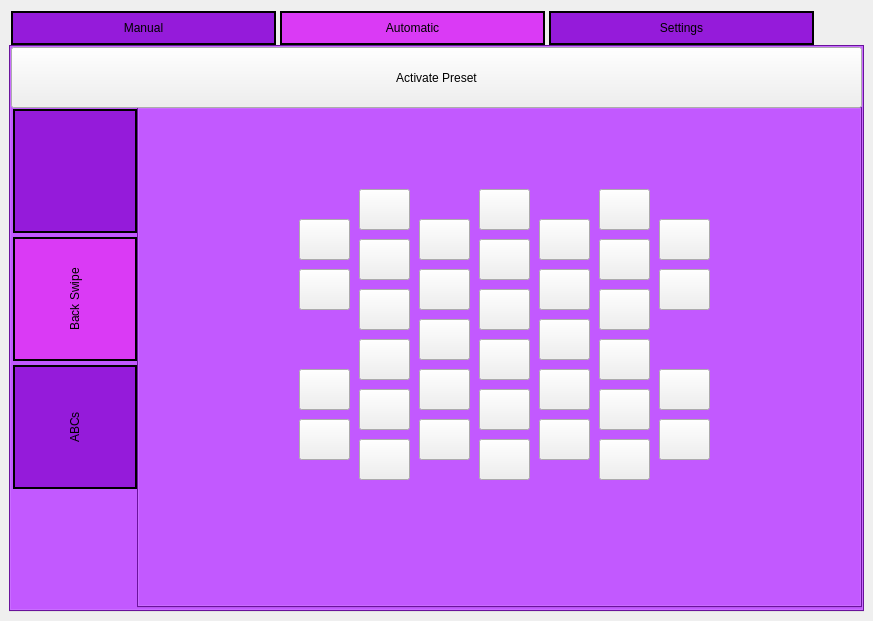
rschloen/haptic_vr, file GUI/vr_gui_layout.ui: the form before one commit.
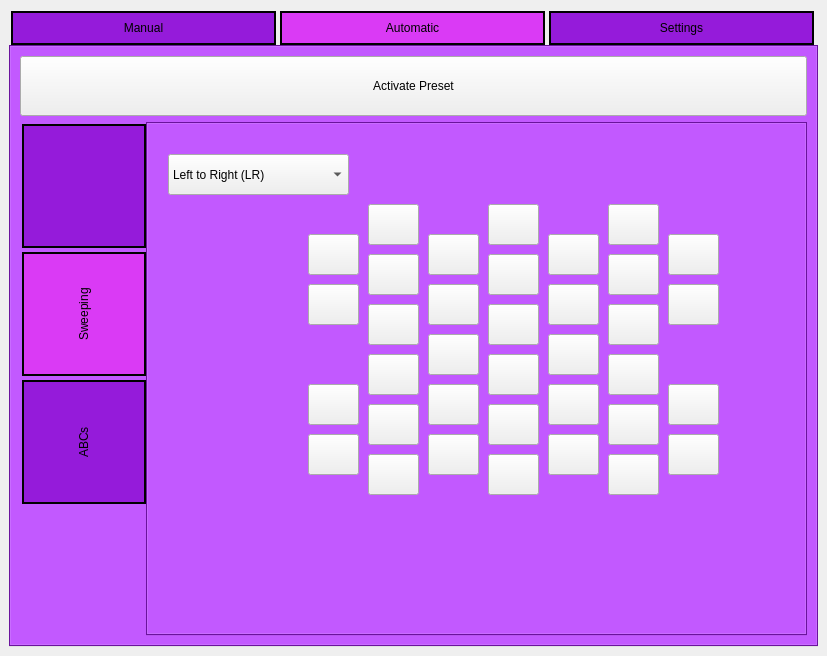
The form after the commit. The open tabs and pages were chosen to show the change. Icons and pictures are not drawn.

Commit message:
Added combobox to sweeping preset tab
Moved alls to GUI items out of VR_NFC and into vr_gui to since library
may not always be used with gui.

```diff
--- a/GUI/vr_gui_layout.ui
+++ b/GUI/vr_gui_layout.ui
@@ -9,8 +9,8 @@
    <rect>
     <x>0</x>
     <y>0</y>
-    <width>873</width>
-    <height>621</height>
+    <width>827</width>
+    <height>656</height>
    </rect>
   </property>
   <property name="windowTitle">
@@ -1227,15 +1227,34 @@
          <attribute name="title">
           <string>Automatic</string>
          </attribute>
+         <layout class="QVBoxLayout" name="verticalLayout">
+          <item>
+           <widget class="QPushButton" name="preset_button">
+            <property name="sizePolicy">
+             <sizepolicy hsizetype="Minimum" vsizetype="Minimum">
+              <horstretch>0</horstretch>
+              <verstretch>0</verstretch>
+             </sizepolicy>
+            </property>
+            <property name="minimumSize">
+             <size>
+              <width>0</width>
+              <height>60</height>
+             </size>
+            </property>
+            <property name="maximumSize">
+             <size>
+              <width>16777215</width>
+              <height>500</height>
+             </size>
+            </property>
+            <property name="text">
+             <string>Activate Preset</string>
+            </property>
+           </widget>
+          </item>
+          <item>
          <widget class="QTabWidget" name="tab_position">
-          <property name="geometry">
-           <rect>
-            <x>0</x>
-            <y>60</y>
-            <width>851</width>
-            <height>501</height>
-           </rect>
-          </property>
           <property name="styleSheet">
            <string notr="true">QTabBar::tab { 
 	height: 120px; 
@@ -1845,7 +1864,7 @@
           </widget>
           <widget class="QWidget" name="tab_2">
            <attribute name="title">
-            <string>Back Swipe</string>
+              <string>Sweeping</string>
            </attribute>
            <widget class="QPushButton" name="Act24_8">
             <property name="geometry">
@@ -2530,9 +2549,72 @@
             <property name="checkable">
              <bool>true</bool>
             </property>
-            <attribute name="buttonGroup">
-             <string notr="true">buttonGroup_2</string>
-            </attribute>
+             </widget>
+             <widget class="QComboBox" name="sweep_type">
+              <property name="geometry">
+               <rect>
+                <x>20</x>
+                <y>30</y>
+                <width>181</width>
+                <height>41</height>
+               </rect>
+              </property>
+              <property name="currentText">
+               <string>Left to Right (LR)</string>
+              </property>
+              <property name="currentIndex">
+               <number>0</number>
+              </property>
+              <item>
+               <property name="text">
+                <string>Left to Right (LR)</string>
+               </property>
+              </item>
+              <item>
+               <property name="text">
+                <string>Right to Left (RL)</string>
+               </property>
+              </item>
+              <item>
+               <property name="text">
+                <string>Top to Bottom (TB)</string>
+               </property>
+              </item>
+              <item>
+               <property name="text">
+                <string>Bottom to Top (BT)</string>
+               </property>
+              </item>
+              <item>
+               <property name="text">
+                <string>+45º BT</string>
+               </property>
+              </item>
+              <item>
+               <property name="text">
+                <string>+45º TB</string>
+               </property>
+              </item>
+              <item>
+               <property name="text">
+                <string>-45º BT</string>
+               </property>
+              </item>
+              <item>
+               <property name="text">
+                <string>-45º TB</string>
+               </property>
+              </item>
+              <item>
+               <property name="text">
+                <string>Explosion</string>
+               </property>
+              </item>
+              <item>
+               <property name="text">
+                <string>Implosion</string>
+               </property>
+              </item>
            </widget>
           </widget>
           <widget class="QWidget" name="tab_3">
@@ -3120,19 +3202,8 @@
            </widget>
           </widget>
          </widget>
-         <widget class="QPushButton" name="preset_button">
-          <property name="geometry">
-           <rect>
-            <x>0</x>
-            <y>0</y>
-            <width>851</width>
-            <height>61</height>
-           </rect>
-          </property>
-          <property name="text">
-           <string>Activate Preset</string>
-          </property>
-         </widget>
+          </item>
+         </layout>
         </widget>
         <widget class="QWidget" name="Settings">
          <attribute name="title">
```
Left out of the diff: 114 changed lines with no effect on the pictures. Lines whose indentation alone changed are shown as unchanged. The commit also changes 3 other files.
